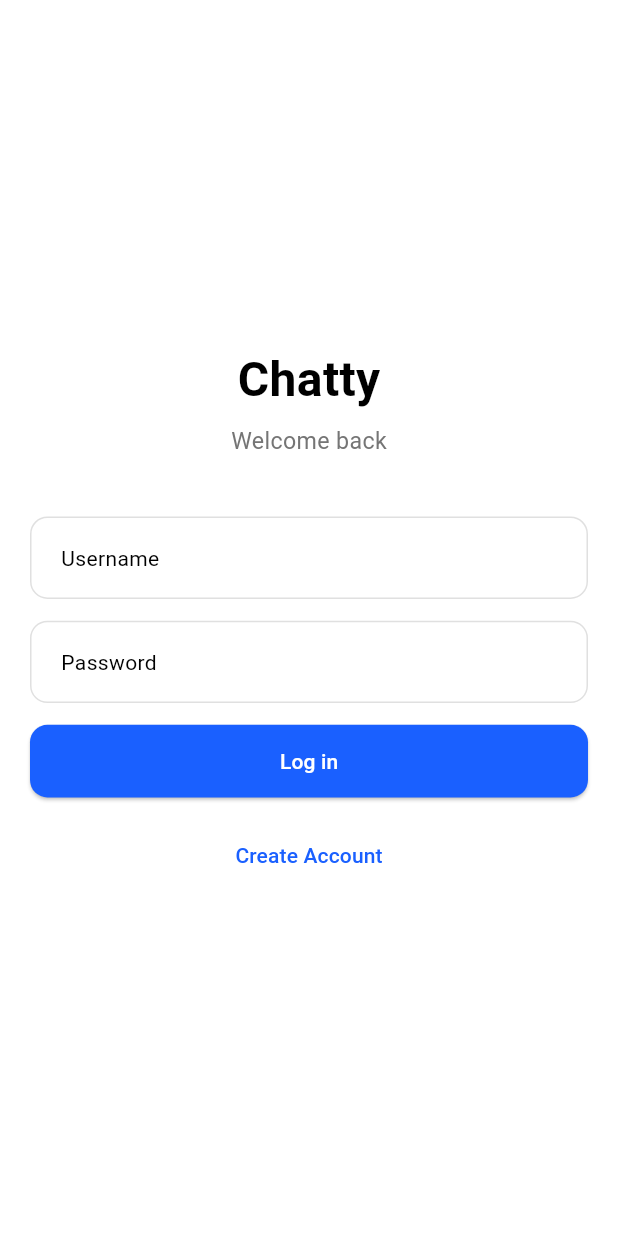
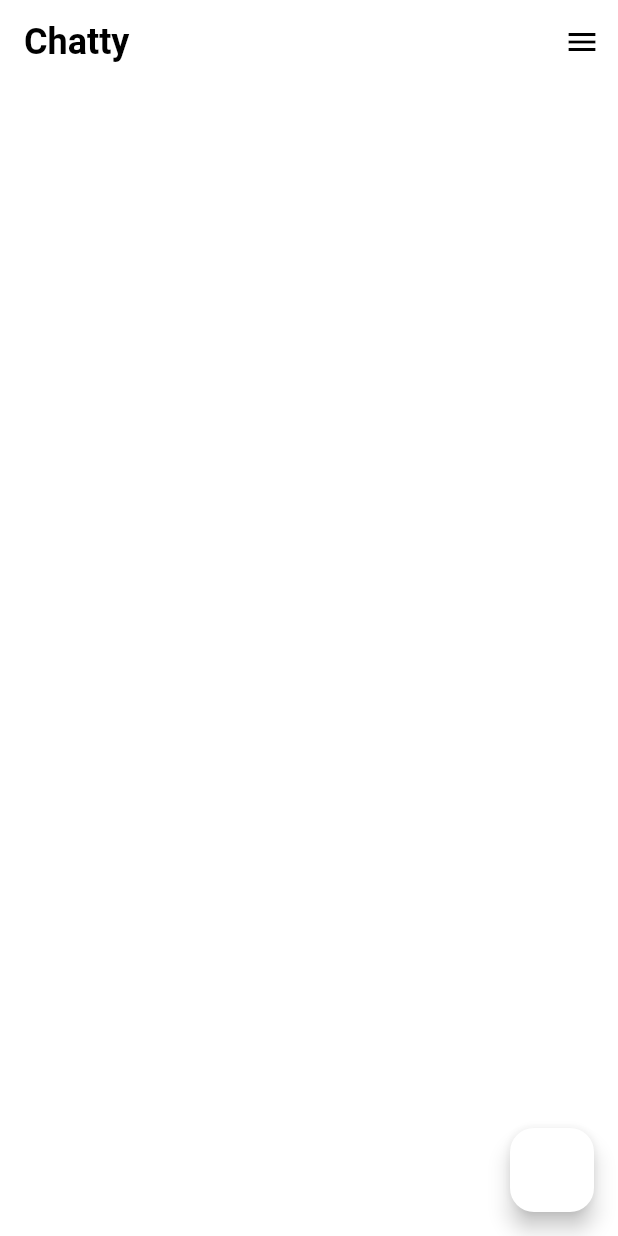
Before and after one commit to realtwumasi/chatty, a Flutter app: the screen it shows after launch, after a tap on "Log in", on a phone screen of 412 x 824 dp. Run offline on Flutter 3.47's test engine with Material 3 defaults, Android fonts, the phone set to English and light mode, and no system bars; drawn by our look-alikes of animated_text_kit; our stand-ins replace flutter_screenutil, lottie.

Commit message:
update 2

```diff
--- /dev/null
+++ b/lib/home/home_page.dart
@@ -0,0 +1,46 @@
+import 'package:animated_text_kit/animated_text_kit.dart';
+import 'package:flutter/material.dart';
+
+class HomePage extends StatefulWidget {
+  const HomePage({super.key});
+
+  @override
+  State<HomePage> createState() => _HomePageState();
+}
+
+class _HomePageState extends State<HomePage> {
+  @override
+  Widget build(BuildContext context) {
+    return Scaffold(
+      backgroundColor: Colors.white,
+      appBar: AppBar(
+        automaticallyImplyLeading: false,
+        backgroundColor: Colors.white,
+        title: AnimatedTextKit(
+          animatedTexts: [
+            TypewriterAnimatedText(
+              'Chatty',
+              textStyle: const TextStyle(
+                fontSize: 24.0,
+                fontWeight: FontWeight.bold,
+              ),
+              speed: const Duration(milliseconds: 350),
+            ),
+          ],
+          totalRepeatCount: 1,
+        ),
+      ),
+      endDrawer: Drawer(),
+      body: SingleChildScrollView(
+        child: Column(
+
+        ),
+      ),
+      floatingActionButton: FloatingActionButton(
+          onPressed: () {
+
+          },
+      ),
+    );
+  }
+}
--- a/lib/main.dart
+++ b/lib/main.dart
@@ -1,7 +1,6 @@
 
 
 import 'package:chatty/splash_screen.dart';
-import 'package:flutter/cupertino.dart';
 import 'package:flutter/material.dart';
 import 'package:flutter_screenutil/flutter_screenutil.dart';
 
--- a/lib/onboarding/sign_in_page.dart
+++ b/lib/onboarding/sign_in_page.dart
@@ -1,4 +1,5 @@
 import 'package:animated_text_kit/animated_text_kit.dart';
+import 'package:chatty/home/home_page.dart';
 import 'package:chatty/onboarding/create_account.dart';
 import 'package:flutter/material.dart';
 import 'package:flutter_screenutil/flutter_screenutil.dart';
@@ -94,7 +95,7 @@ class _SignInPageState extends State<SignInPage> {
                   SizedBox(height: 15.h,),
                   //login button
                   ElevatedButton(onPressed: () {
-
+                    Navigator.pushReplacement(context, MaterialPageRoute(builder: (context) => HomePage(),));
                   }, style: ElevatedButton.styleFrom(
                     minimumSize: Size(double.infinity, 50.h),
                     backgroundColor: const Color(0xFF1A60FF),
```
